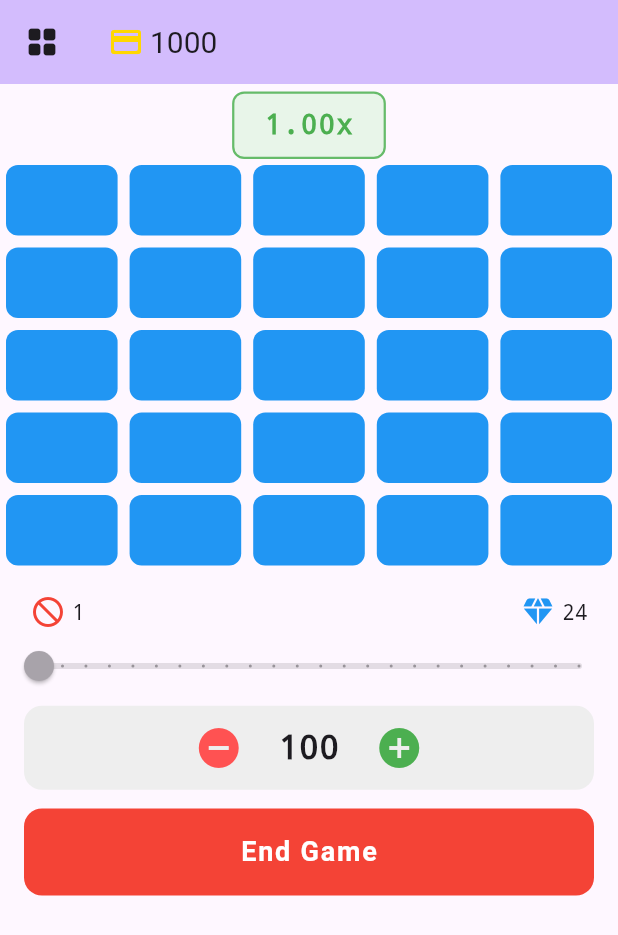
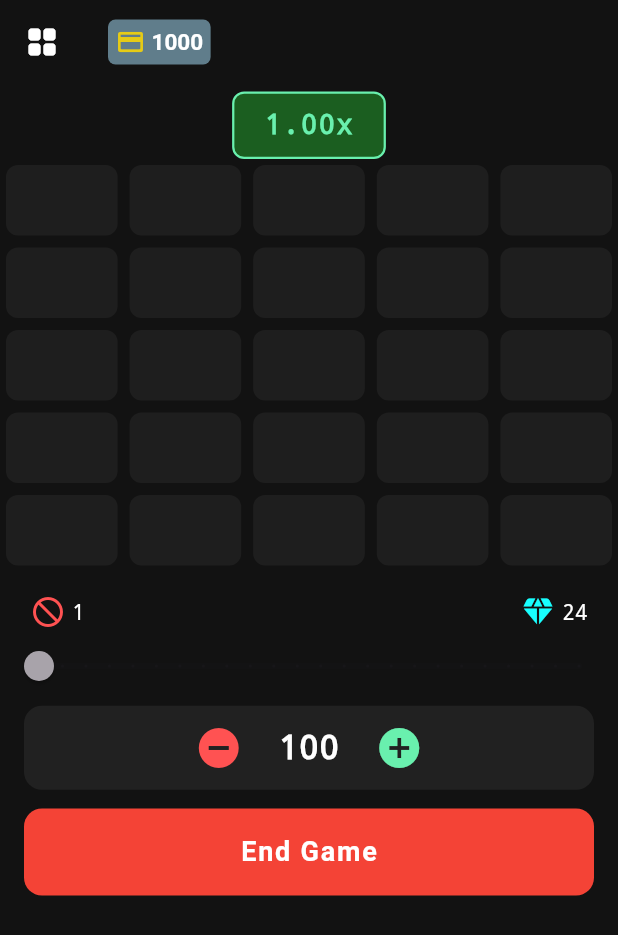
Before and after one commit to noahkim006/gamba_game, a Flutter app: the DiamondGame screen opened directly, after a tap on "PLACE BET", on a phone screen of 412 x 824 dp. Shown: the top 935 px of the screen. Run offline on Flutter 3.47's test engine with Material 3 defaults, Android fonts, the phone set to English and light mode, and no system bars; our stand-ins replace shared_preferences; accounts and stored records are empty.

Commit message:
ui changed

```diff
--- a/lib/main.dart
+++ b/lib/main.dart
@@ -20,7 +20,10 @@ class MyApp extends StatelessWidget {
       title: 'Gamba Game',
       debugShowCheckedModeBanner: false,
       theme: ThemeData(
-        colorScheme: ColorScheme.fromSeed(seedColor: Colors.deepPurple),
+        // primaryColor: const Color(0xFF121212),
+        appBarTheme: const AppBarTheme(
+          color: const Color(0xFF121212),
+        ),
         useMaterial3: true,
       ),
       home: const MyHomePage(title: 'Gamba Game Home Page'),
--- a/lib/pages/diamonds_game_page.dart
+++ b/lib/pages/diamonds_game_page.dart
@@ -12,15 +12,25 @@ class DiamondGame extends StatefulWidget {
 
 class _DiamondGameState extends State<DiamondGame> {
   bool _gameEnabled = false;
-  bool _gameOver = false;
+  bool _gameLost = false;
 
   double _sliderValue = 1.00;
   Set<int> _diamondTiles = {};
   final Set<int> _flippedTiles = {};
 
+  // Theme Colors
+  static const Color _bgColor = Color(0xFF121212);
+  static const Color _tileColor = Color(0xFF1E1E1E);
+  static const Color _greenAccent = Colors.greenAccent;
+  static const Color _redAccent = Colors.redAccent;
+  static const Color _buttonBlue = Color(0xFF2C3E50);
+  static const Color _tileDiamondColor = Colors.green;
+  static const Color _tileBombColor = Colors.red;
+
   @override
   Widget build(BuildContext context) {
     return Scaffold(
+      backgroundColor: _bgColor,
       appBar: const CustomAppBar(),
       body: Column(
         children: [
@@ -36,6 +46,8 @@ class _DiamondGameState extends State<DiamondGame> {
     );
   }
 
+  // ----- UI Builders -----
+
   Widget _buildMultiplierText() {
     return ValueListenableBuilder<double>(
       valueListenable: betMultiplier,
@@ -43,16 +55,16 @@ class _DiamondGameState extends State<DiamondGame> {
         return Container(
           padding: const EdgeInsets.symmetric(horizontal: 20, vertical: 8),
           decoration: BoxDecoration(
-            color: Colors.green.shade50,
+            color: Colors.green.shade900,
             borderRadius: BorderRadius.circular(8),
-            border: Border.all(color: Colors.green.shade400, width: 1.5),
+            border: Border.all(color: _greenAccent, width: 1.5),
           ),
           child: Text(
             '${value.toStringAsFixed(2)}x',
             style: const TextStyle(
               fontSize: 18,
               fontWeight: FontWeight.w600,
-              color: Colors.green,
+              color: _greenAccent,
               fontFamily: 'monospace',
               letterSpacing: 1.1,
             ),
@@ -80,32 +92,27 @@ class _DiamondGameState extends State<DiamondGame> {
   }
 
   Widget _buildGameTile(BuildContext context, int index) {
-    final flipped = _flippedTiles.contains(index) || _gameOver;
+    final flipped = _flippedTiles.contains(index) || _gameLost;
     final isDiamond = _diamondTiles.contains(index);
 
     return GestureDetector(
       onTap: (_gameEnabled && !flipped)
-          ? () {
-              setState(() => _flippedTiles.add(index));
-              if (!isDiamond) {
-                _gameEnabled = false;
-                _gameOver = true;
-              }
-            }
+          ? () => _handleTileTap(index, isDiamond)
           : null,
       child: AnimatedContainer(
         duration: const Duration(milliseconds: 200),
         margin: const EdgeInsets.all(4.0),
         decoration: BoxDecoration(
-          color:
-              flipped ? (isDiamond ? Colors.green : Colors.red) : Colors.blue,
+          color: flipped
+              ? (isDiamond ? _tileDiamondColor : _tileBombColor)
+              : _tileColor,
           borderRadius: BorderRadius.circular(8),
         ),
         child: Center(
           child: flipped
               ? Icon(
                   isDiamond ? Icons.diamond : Icons.close,
-                  color: isDiamond ? Colors.blueAccent : Colors.white,
+                  color: isDiamond ? Colors.cyanAccent : Colors.white,
                 )
               : null,
         ),
@@ -118,15 +125,17 @@ class _DiamondGameState extends State<DiamondGame> {
       padding: const EdgeInsets.symmetric(horizontal: 20),
       child: Row(
         children: [
-          const Icon(Icons.not_interested_rounded, color: Colors.red),
+          const Icon(Icons.not_interested_rounded, color: _redAccent),
           const SizedBox(width: 4),
           Text('${_sliderValue.round()}',
-              style: const TextStyle(fontFamily: 'monospace')),
+              style: const TextStyle(
+                  fontFamily: 'monospace', color: Colors.white)),
           const Spacer(),
-          const Icon(Icons.diamond_rounded, color: Colors.blue),
+          const Icon(Icons.diamond_rounded, color: Colors.cyanAccent),
           const SizedBox(width: 4),
           Text('${(25 - _sliderValue).round()}',
-              style: const TextStyle(fontFamily: 'monospace')),
+              style: const TextStyle(
+                  fontFamily: 'monospace', color: Colors.white)),
         ],
       ),
     );
@@ -142,14 +151,11 @@ class _DiamondGameState extends State<DiamondGame> {
         min: 1.0,
         max: 24.0,
         divisions: 23,
-        activeColor: Colors.red,
+        activeColor: _redAccent,
+        inactiveColor: Colors.grey.shade700,
         onChanged: _gameEnabled
             ? null
-            : (double value) {
-                setState(() {
-                  _sliderValue = value;
-                });
-              },
+            : (double value) => setState(() => _sliderValue = value),
       ),
     );
   }
@@ -160,14 +166,14 @@ class _DiamondGameState extends State<DiamondGame> {
       child: Container(
         padding: const EdgeInsets.symmetric(horizontal: 16, vertical: 4),
         decoration: BoxDecoration(
-          color: Colors.grey.shade200,
+          color: Colors.grey.shade900,
           borderRadius: BorderRadius.circular(12),
         ),
         child: Row(
           mainAxisAlignment: MainAxisAlignment.center,
           children: [
             IconButton(
-              icon: const Icon(Icons.remove_circle, color: Colors.redAccent),
+              icon: const Icon(Icons.remove_circle, color: _redAccent),
               iconSize: 32,
               onPressed: _gameEnabled ? null : () => decreaseBet(),
             ),
@@ -181,13 +187,14 @@ class _DiamondGameState extends State<DiamondGame> {
                     fontSize: 22,
                     fontWeight: FontWeight.bold,
                     fontFamily: 'monospace',
+                    color: Colors.white,
                   ),
                 );
               },
             ),
             const SizedBox(width: 16),
             IconButton(
-              icon: const Icon(Icons.add_circle, color: Colors.green),
+              icon: const Icon(Icons.add_circle, color: _greenAccent),
               iconSize: 32,
               onPressed: _gameEnabled ? null : () => increaseBet(),
             ),
@@ -204,7 +211,7 @@ class _DiamondGameState extends State<DiamondGame> {
         width: double.infinity,
         child: ElevatedButton(
           style: ElevatedButton.styleFrom(
-            backgroundColor: _gameEnabled ? Colors.red : Colors.blue.shade600,
+            backgroundColor: _gameEnabled ? _tileBombColor : _buttonBlue,
             padding: const EdgeInsets.symmetric(vertical: 16),
             shape: RoundedRectangleBorder(
               borderRadius: BorderRadius.circular(12),
@@ -212,22 +219,7 @@ class _DiamondGameState extends State<DiamondGame> {
             elevation: 4,
             shadowColor: Colors.transparent,
           ),
-          onPressed: () {
-            setState(() {
-              if (_gameEnabled) {
-                // End game early (manual cash out)
-                _gameEnabled = false;
-                _gameOver = true;
-              } else {
-                // Start new game
-                _gameEnabled = true;
-                _gameOver = false;
-                _flippedTiles.clear();
-                _diamondTiles.clear();
-                _generateDiamondTiles();
-              }
-            });
-          },
+          onPressed: _toggleGameState,
           child: Text(
             _gameEnabled ? 'End Game' : 'PLACE BET',
             style: const TextStyle(
@@ -242,9 +234,45 @@ class _DiamondGameState extends State<DiamondGame> {
     );
   }
 
+  // ----- Game Logic -----
+
+  void _handleTileTap(int index, bool isDiamond) {
+    _calculateCashoutMultiplier();
+    setState(() {
+      _flippedTiles.add(index);
+      if (!isDiamond) {
+        _gameEnabled = false;
+        _gameLost = true;
+      }
+    });
+  }
+
+  void _toggleGameState() {
+    setState(() {
+      if (_gameEnabled) {
+        _gameEnabled = false;
+        _gameLost = true;
+      } else {
+        _startNewGame();
+      }
+    });
+  }
+
+  void _startNewGame() {
+    _gameEnabled = true;
+    _gameLost = false;
+    _flippedTiles.clear();
+    _diamondTiles.clear();
+    _generateDiamondTiles();
+  }
+
   void _generateDiamondTiles() {
-    final total = 25 - _sliderValue.round(); //find number of bombs
+    final total = 25 - _sliderValue.round();
     final positions = List.generate(25, (i) => i)..shuffle();
     _diamondTiles = positions.take(total).toSet();
   }
+
+  void _calculateCashoutMultiplier() {
+    // Future logic for multiplier calculation
+  }
 }
--- a/lib/widgets/custom_appbar.dart
+++ b/lib/widgets/custom_appbar.dart
@@ -19,16 +19,28 @@ class _CustomAppBar extends State<CustomAppBar> {
         onPressed: () async {
           Navigator.of(context).pop();
         },
-        icon: const Icon(Icons.grid_view_rounded),
+        icon: const Icon(
+          Icons.grid_view_rounded,
+          color: Colors.white,
         ),
-      backgroundColor: Theme.of(context).colorScheme.inversePrimary,
+      ),
+      backgroundColor: const Color(0xFF121212),
       title: Row(
         mainAxisAlignment: MainAxisAlignment.spaceBetween,
         children: [
-          Row(
+          Container(
+            padding: const EdgeInsets.all(5.0),
+            decoration: const BoxDecoration(
+              borderRadius: BorderRadius.all(Radius.circular(5.0)),
+              color: Colors.blueGrey,
+            ),
+            child: Row(
               children: [
-              const Icon(Icons.credit_card_rounded,
-                  color: Color.fromRGBO(255, 215, 0, 100)),
+                const Icon(
+                  Icons.credit_card_rounded,
+                  color: Color.fromRGBO(255, 217, 0, 0.842),
+                  size: 20.0,
+                ),
                 const SizedBox(width: 4),
                 FutureBuilder<int>(
                   future: getBalance(),
@@ -44,13 +56,17 @@ class _CustomAppBar extends State<CustomAppBar> {
                     } else {
                       return Text(
                         '${snapshot.data}',
-                      style: const TextStyle(fontSize: 20),
+                        style: const TextStyle(
+                            fontSize: 15,
+                            color: Colors.white,
+                            fontWeight: FontWeight.bold),
                       );
                     }
                   },
                 ),
               ],
             ),
+          ),
         ],
       ),
     );
```
Lines whose indentation alone changed are shown as unchanged.
